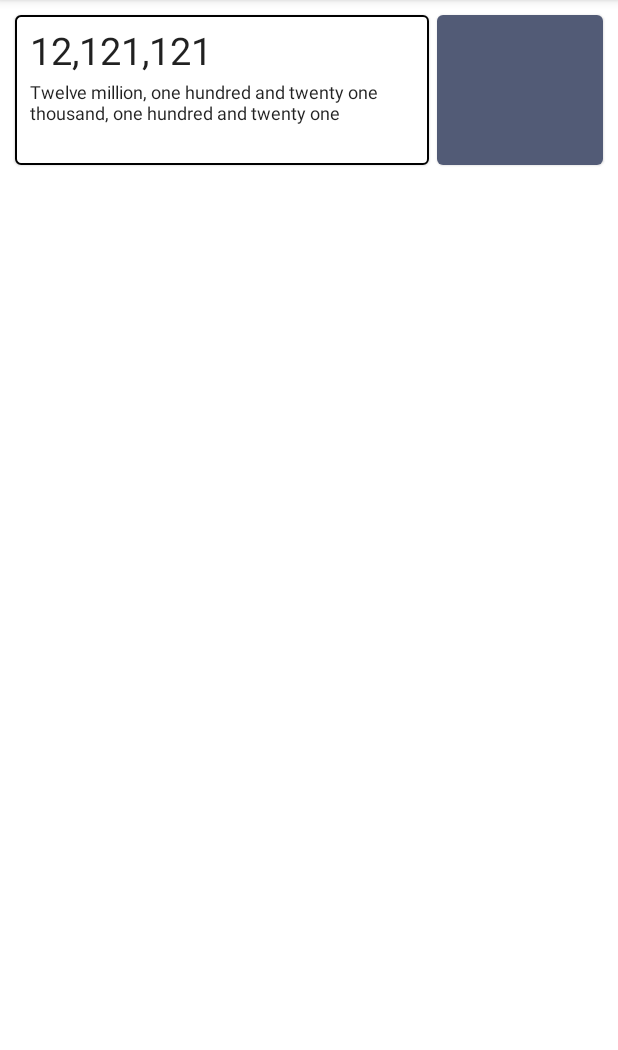
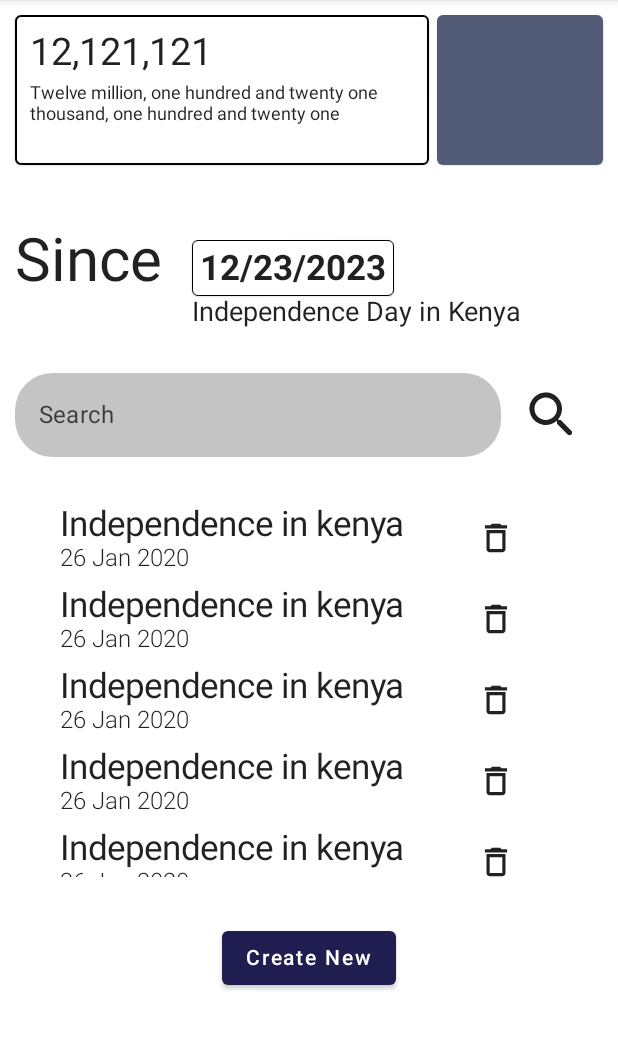
Before and after one commit to Ken-mbira/its_been, an Android app built with Jetpack Compose: the screen it shows after launch (MainActivity), on a phone screen of 412 x 824 dp, the part 84-1134 px from its top. Run offline under Robolectric (Android 15) with nearby library versions, the phone set to English and light mode, and no system bars; libraries missing offline, so code that uses them is left out: dev.chrisbanes.snapper; 2 statements that could not run were skipped.

Commit message:
implement base screen ui

```diff
--- /dev/null
+++ b/app/src/main/java/com/example/itsbeen/ui/EventListDisplay.kt
@@ -0,0 +1,23 @@
+package com.example.itsbeen.ui
+
+import androidx.compose.foundation.layout.*
+import androidx.compose.runtime.Composable
+import androidx.compose.ui.Modifier
+import androidx.compose.ui.tooling.preview.Preview
+import androidx.compose.ui.unit.dp
+import com.example.itsbeen.ui.components.EventList
+import com.example.itsbeen.ui.components.SearchBar
+
+@Composable
+fun EventListDisplay(modifier: Modifier = Modifier) {
+    Column(modifier = modifier.padding(top = 30.dp)) {
+        SearchBar()
+        EventList()
+    }
+}
+
+@Preview
+@Composable
+fun PreviewMemories() {
+    EventListDisplay()
+}
--- a/app/src/main/java/com/example/itsbeen/ui/HomeScreen.kt
+++ b/app/src/main/java/com/example/itsbeen/ui/HomeScreen.kt
@@ -1,67 +1,46 @@
 package com.example.itsbeen.ui
 
-import androidx.compose.foundation.BorderStroke
-import androidx.compose.foundation.background
-import androidx.compose.foundation.border
 import androidx.compose.foundation.layout.*
-import androidx.compose.material.Card
+import androidx.compose.foundation.rememberScrollState
+import androidx.compose.foundation.verticalScroll
+import androidx.compose.material.Button
+import androidx.compose.material.ButtonDefaults
 import androidx.compose.material.Text
 import androidx.compose.runtime.Composable
+import androidx.compose.ui.Alignment
 import androidx.compose.ui.Modifier
 import androidx.compose.ui.graphics.Color
-import androidx.compose.ui.graphics.Shape
 import androidx.compose.ui.res.colorResource
+import androidx.compose.ui.res.stringResource
 import androidx.compose.ui.tooling.preview.Preview
 import androidx.compose.ui.unit.dp
-import androidx.compose.ui.unit.sp
 import com.example.itsbeen.R
-import com.example.itsbeen.ui.reusable.SpinnerPicker
 
 @Composable
 fun HomeScreen(modifier: Modifier = Modifier) {
-    PeriodDisplay()
-}
-
-@Composable
-fun PeriodDisplay(modifier: Modifier = Modifier) {
-    Row(
+    val scrollState = rememberScrollState()
+    Column(
         modifier = modifier
             .padding(10.dp)
+            .fillMaxSize()
+            .verticalScroll(scrollState),
     ) {
-        Card(
-            modifier = modifier
-                .weight(5f)
-                .height(100.dp),
-            border = BorderStroke(1.dp, Color.Black)
+        PeriodDisplay()
+        Spacer(modifier = modifier.height(40.dp))
+        SinceDisplay()
+        EventListDisplay()
+        Button(
+            onClick = { /*TODO*/ },
+            modifier = modifier.align(Alignment.CenterHorizontally),
+            colors = ButtonDefaults.buttonColors(
+                backgroundColor = colorResource(R.color.deep_purple),
+                contentColor = Color.White
+            )
         ) {
-            Column(
-                modifier = modifier.padding(10.dp)
-            ) {
-                Text(
-                    text="12,121,121",
-                    fontSize = 25.sp
-                )
-                Spacer(modifier = modifier.height(5.dp))
-                Text(
-                    text="Twelve million, one hundred and twenty one thousand, one hundred and twenty one",
-                    fontSize = 12.sp
-                )
-            }
-        }
-        Spacer(modifier = modifier.width(5.dp))
-        Card(
-            modifier = modifier
-                .weight(2f)
-                .height(100.dp)
-        ) {
-            Column(
-                modifier = modifier
-                    .background(color = colorResource(R.color.faded_purple)),
-            ) {
-                SpinnerPicker(
-                    items = mutableListOf("Seconds", "Minutes", "Hours", "Days", "Week", "Month", "Year"),
-                )
-            }
+            Text(
+                modifier = modifier,
+                text= stringResource(R.string.create_new_memory)
+            )
         }
     }
 }
@@ -69,5 +48,5 @@ fun PeriodDisplay(modifier: Modifier = Modifier) {
 @Preview
 @Composable
 fun Preview() {
-    PeriodDisplay()
+    HomeScreen()
 }
--- /dev/null
+++ b/app/src/main/java/com/example/itsbeen/ui/PeriodDisplay.kt
@@ -0,0 +1,58 @@
+package com.example.itsbeen.ui
+
+import androidx.compose.foundation.BorderStroke
+import androidx.compose.foundation.background
+import androidx.compose.foundation.layout.*
+import androidx.compose.material.Card
+import androidx.compose.material.Text
+import androidx.compose.runtime.Composable
+import androidx.compose.ui.Modifier
+import androidx.compose.ui.graphics.Color
+import androidx.compose.ui.res.colorResource
+import androidx.compose.ui.unit.dp
+import androidx.compose.ui.unit.sp
+import com.example.itsbeen.R
+import com.example.itsbeen.ui.components.SpinnerPicker
+
+@Composable
+fun PeriodDisplay(modifier: Modifier = Modifier) {
+    Row(
+        modifier = modifier
+    ) {
+        Card(
+            modifier = modifier
+                .weight(5f)
+                .height(100.dp),
+            border = BorderStroke(1.dp, Color.Black)
+        ) {
+            Column(
+                modifier = modifier.padding(10.dp)
+            ) {
+                Text(
+                    text="12,121,121",
+                    fontSize = 25.sp
+                )
+                Spacer(modifier = modifier.height(5.dp))
+                Text(
+                    text="Twelve million, one hundred and twenty one thousand, one hundred and twenty one",
+                    fontSize = 12.sp
+                )
+            }
+        }
+        Spacer(modifier = modifier.width(5.dp))
+        Card(
+            modifier = modifier
+                .weight(2f)
+                .height(100.dp)
+        ) {
+            Column(
+                modifier = modifier
+                    .background(color = colorResource(R.color.faded_purple)),
+            ) {
+                SpinnerPicker(
+                    items = mutableListOf("Seconds", "Minutes", "Hours", "Days", "Week", "Month", "Year"),
+                )
+            }
+        }
+    }
+}
--- /dev/null
+++ b/app/src/main/java/com/example/itsbeen/ui/SinceDisplay.kt
@@ -0,0 +1,60 @@
+package com.example.itsbeen.ui
+
+import androidx.compose.foundation.BorderStroke
+import androidx.compose.foundation.background
+import androidx.compose.foundation.layout.*
+import androidx.compose.material.Card
+import androidx.compose.material.Text
+import androidx.compose.runtime.Composable
+import androidx.compose.ui.Modifier
+import androidx.compose.ui.graphics.Color
+import androidx.compose.ui.res.stringResource
+import androidx.compose.ui.text.font.FontWeight
+import androidx.compose.ui.tooling.preview.Preview
+import androidx.compose.ui.unit.dp
+import androidx.compose.ui.unit.sp
+import com.example.itsbeen.R
+
+@Composable
+fun SinceDisplay(modifier: Modifier = Modifier) {
+    Row(modifier = modifier) {
+        Box(modifier = modifier) {
+            Text(
+                text = stringResource(R.string.since_text),
+                fontSize = 40.sp
+            )
+        }
+        Spacer(
+            modifier = modifier.width(20.dp)
+        )
+        Column(
+            modifier = modifier
+        ) {
+            Spacer(
+                modifier = modifier.height(10.dp)
+            )
+            Card(
+                modifier = modifier,
+                border = BorderStroke(0.5.dp, Color.Black),
+//                backgroundColor = Color.Transparent
+            ) {
+                Text(
+                    modifier = modifier.padding(5.dp),
+                    text = stringResource(R.string.example_date),
+                    fontSize = 23.sp,
+                    fontWeight = FontWeight.Bold
+                )
+            }
+            Text(
+                text = stringResource(R.string.example_description),
+                fontSize = 18.sp
+            )
+        }
+    }
+}
+
+@Preview
+@Composable
+fun PreviewSince() {
+    SinceDisplay()
+}
--- /dev/null
+++ b/app/src/main/java/com/example/itsbeen/ui/components/EventList.kt
@@ -0,0 +1,75 @@
+package com.example.itsbeen.ui.components
+
+import androidx.compose.foundation.layout.*
+import androidx.compose.foundation.lazy.LazyColumn
+import androidx.compose.material.Icon
+import androidx.compose.material.IconButton
+import androidx.compose.material.Text
+import androidx.compose.material.icons.Icons
+import androidx.compose.material.icons.outlined.Delete
+import androidx.compose.runtime.Composable
+import androidx.compose.ui.Alignment
+import androidx.compose.ui.Modifier
+import androidx.compose.ui.text.font.FontWeight
+import androidx.compose.ui.tooling.preview.Preview
+import androidx.compose.ui.unit.dp
+import androidx.compose.ui.unit.sp
+
+@Composable
+fun EventList(modifier: Modifier = Modifier) {
+    Box(
+        modifier = modifier
+            .fillMaxWidth()
+            .padding(30.dp),
+    ) {
+        LazyColumn(
+            modifier = modifier
+                .fillMaxWidth()
+                .height(250.dp),
+            horizontalAlignment = Alignment.CenterHorizontally
+        ) {items(5) {item ->
+            Event(modifier = modifier)
+        }
+        }
+    }
+}
+
+@Composable
+fun Event(modifier: Modifier = Modifier) {
+    Row(
+        modifier = modifier
+            .fillMaxWidth()
+            .padding(bottom = 6.dp),
+        verticalAlignment = Alignment.CenterVertically
+    ) {
+        Column(
+            modifier = modifier.weight(3f)
+        ) {
+            Text(
+                text = "Independence in kenya",
+                fontSize = 23.sp,
+            )
+            Text(
+                text = "26 Jan 2020",
+                fontSize = 16.sp,
+                fontWeight = FontWeight.Light
+            )
+        }
+        IconButton(
+            onClick = { /*TODO*/ },
+            modifier = modifier.weight(1f)
+        ) {
+            Icon(
+                imageVector = Icons.Outlined.Delete,
+                contentDescription = "Delete Icon",
+                modifier = modifier.size(25.dp)
+            )
+        }
+    }
+}
+
+@Preview
+@Composable
+fun Preview() {
+    EventList()
+}
--- /dev/null
+++ b/app/src/main/java/com/example/itsbeen/ui/components/SearchBar.kt
@@ -0,0 +1,57 @@
+package com.example.itsbeen.ui.components
+
+import androidx.compose.foundation.layout.Row
+import androidx.compose.foundation.layout.fillMaxWidth
+import androidx.compose.foundation.layout.padding
+import androidx.compose.foundation.layout.size
+import androidx.compose.foundation.shape.RoundedCornerShape
+import androidx.compose.material.*
+import androidx.compose.material.icons.Icons
+import androidx.compose.material.icons.rounded.Search
+import androidx.compose.runtime.Composable
+import androidx.compose.runtime.mutableStateOf
+import androidx.compose.runtime.remember
+import androidx.compose.ui.Alignment
+import androidx.compose.ui.Modifier
+import androidx.compose.ui.graphics.Color
+import androidx.compose.ui.res.colorResource
+import androidx.compose.ui.res.stringResource
+import androidx.compose.ui.unit.dp
+import com.example.itsbeen.R
+
+@Composable
+fun SearchBar(modifier: Modifier = Modifier) {
+    val textInput = remember { mutableStateOf("") }
+    Row(
+        modifier = modifier.fillMaxWidth(),
+        verticalAlignment = Alignment.CenterVertically
+    ) {
+        TextField(
+            modifier = modifier.weight(1f),
+            value = textInput.value,
+            onValueChange = { newValue -> textInput.value = newValue},
+            label = {
+                Text(
+                    text="Search",
+                    color= colorResource(R.color.faded_black)
+                )
+            },
+            colors = TextFieldDefaults.textFieldColors(
+                backgroundColor = colorResource(R.color.light_grey),
+                focusedIndicatorColor = Color.Transparent,
+                unfocusedIndicatorColor = Color.Transparent,
+            ),
+            shape = RoundedCornerShape(25.dp)
+        )
+        IconButton(
+            onClick = { /*TODO*/ },
+            modifier = modifier.padding(start=10.dp, end=10.dp)
+        ) {
+            Icon(
+                imageVector = Icons.Rounded.Search,
+                contentDescription = stringResource(R.string.search_icon),
+                modifier = modifier.size(40.dp)
+            )
+        }
+    }
+}
--- a/app/src/main/java/com/example/itsbeen/ui/reusable/SpinnerPicker.kt
+++ b/app/src/main/java/com/example/itsbeen/ui/components/SpinnerPicker.kt
@@ -1,4 +1,4 @@
-package com.example.itsbeen.ui.reusable
+package com.example.itsbeen.ui.components
 
 import androidx.compose.foundation.layout.Box
 import androidx.compose.foundation.layout.PaddingValues
--- a/app/src/main/res/values/colors.xml
+++ b/app/src/main/res/values/colors.xml
@@ -9,4 +9,6 @@
     <color name="white">#FFFFFFFF</color>
     <color name="deep_purple">#201E50</color>
     <color name="faded_purple">#525B76</color>
+    <color name="light_grey">#C4C4C4</color>
+    <color name="faded_black">#B3000000</color>
 </resources>
--- a/app/src/main/res/values/strings.xml
+++ b/app/src/main/res/values/strings.xml
@@ -1,3 +1,8 @@
 <resources>
     <string name="app_name">It\'s Been…</string>
+    <string name="since_text">Since</string>
+    <string name="example_date">12/23/2023</string>
+    <string name="example_description">Independence Day in Kenya</string>
+    <string name="create_new_memory">Create New</string>
+    <string name="search_icon">Search Icon</string>
 </resources>
```
